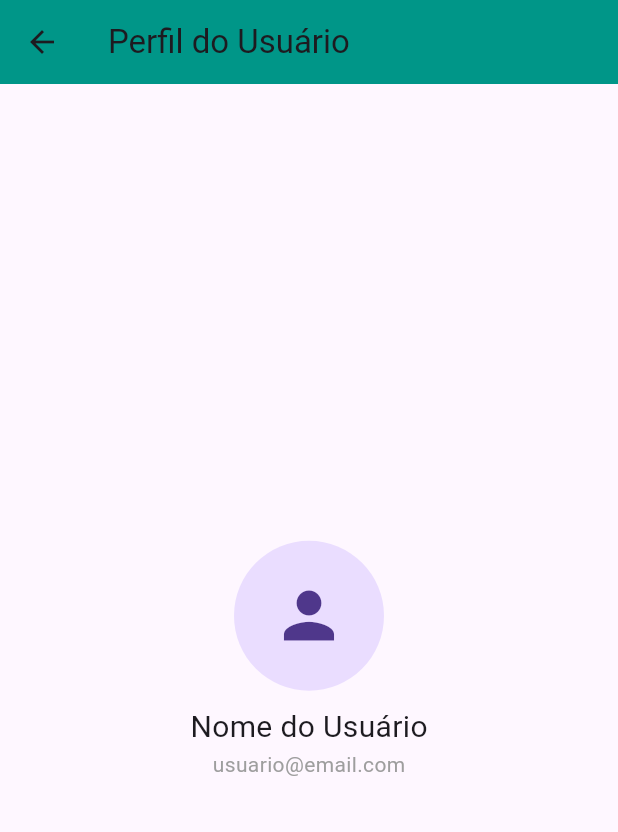
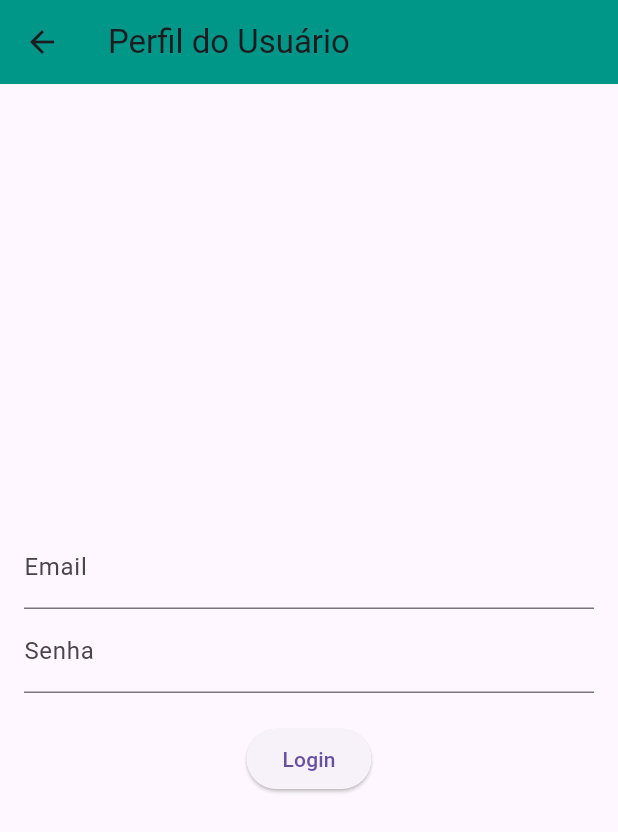
Before and after one commit to GabrielViniciusLCM/PerdiMeuPet, a Flutter app: the screen it shows after launch, after a tap on the "person" icon, on a phone screen of 412 x 824 dp. Shown: the top 832 px of the screen. Run offline on Flutter 3.47's test engine with Material 3 defaults, Android fonts, the phone set to English and light mode, and no system bars; accounts and stored records are empty; network calls fail.

Commit message:
feat: adicionado login usuario mockado

```diff
--- a/perdi_meu_pet/lib/main.dart
+++ b/perdi_meu_pet/lib/main.dart
@@ -2,10 +2,17 @@ import 'package:flutter/material.dart';
 import 'package:perdi_meu_pet/models/Post.dart';
 import 'package:perdi_meu_pet/widgets/PostWidget.dart';
 import 'package:perdi_meu_pet/screens/HomeScreen.dart';
+import 'package:provider/provider.dart';
+import 'usuario_provider.dart';
 // import './tabs/ProfileTab.dart';
 
 void main() {
-  runApp(FindMyPetApp());
+  runApp(
+    ChangeNotifierProvider(
+      create: (context) => UsuarioProvider(),
+      child: FindMyPetApp(),
+    ),
+  );
 }
 
 class FindMyPetApp extends StatelessWidget {
--- a/perdi_meu_pet/lib/models/Usuario.dart
+++ b/perdi_meu_pet/lib/models/Usuario.dart
@@ -4,10 +4,12 @@ class Usuario {
     required this.nome,
     required this.email,
     required this.telefone,
+    required this.senha, // Adicionando o campo senha
   });
 
   final String id;
   final String nome;
   final String email;
   final String telefone;
+  final String senha; // Campo para armazenar a senha
 }
--- a/perdi_meu_pet/lib/screens/HomeScreen.dart
+++ b/perdi_meu_pet/lib/screens/HomeScreen.dart
@@ -1,6 +1,9 @@
 import 'package:flutter/material.dart';
 import 'package:perdi_meu_pet/widgets/PostWidget.dart';
 import 'package:perdi_meu_pet/models/Post.dart';
+import 'package:perdi_meu_pet/models/Usuario.dart';
+import 'package:provider/provider.dart';
+import 'package:perdi_meu_pet/usuario_provider.dart';
 
 // Mock de dados
 final List<Post> mockPosts = [
@@ -33,6 +36,8 @@ final List<Post> mockPosts = [
 class HomeScreen extends StatelessWidget {
   @override
   Widget build(BuildContext context) {
+    final usuarioProvider = Provider.of<UsuarioProvider>(context);
+
     return DefaultTabController(
       length: 3,
       child: Scaffold(
@@ -43,7 +48,6 @@ class HomeScreen extends StatelessWidget {
             IconButton(
               icon: Icon(Icons.person, color: Colors.white),
               onPressed: () {
-                // Show profile
                 Navigator.push(
                   context,
                   MaterialPageRoute(
@@ -58,7 +62,11 @@ class HomeScreen extends StatelessWidget {
           children: <Widget>[
             Expanded(
               child: TabBarView(
-                children: [FeedTab(), AddPostTab(), FavoritesTab()],
+                children: [
+                  FeedTab(),
+                  usuarioProvider.isLoggedIn ? AddPostTab() : Center(child: Text('Faça login para adicionar um post.')),
+                  usuarioProvider.isLoggedIn ? FavoritesTab() : Center(child: Text('Faça login para ver favoritos.')),
+                ],
               ),
             ),
             Container(
@@ -129,15 +137,55 @@ class AddPostTab extends StatelessWidget {
 }
 
 class ProfileTab extends StatelessWidget {
+  final TextEditingController emailController = TextEditingController();
+  final TextEditingController senhaController = TextEditingController();
+
   @override
   Widget build(BuildContext context) {
+    final usuarioProvider = Provider.of<UsuarioProvider>(context);
+
     return Scaffold(
       appBar: AppBar(
         title: Text('Perfil do Usuário'),
         backgroundColor: Colors.teal,
       ),
       body: Center(
+        child: usuarioProvider.isLoggedIn ? _buildUserProfile(usuarioProvider) : _buildLoginForm(usuarioProvider),
+      ),
+    );
+  }
+
+  Widget _buildLoginForm(UsuarioProvider usuarioProvider) {
+    return Padding(
+      padding: const EdgeInsets.all(16.0),
       child: Column(
+        mainAxisAlignment: MainAxisAlignment.center,
+        children: [
+          TextField(
+            controller: emailController,
+            decoration: InputDecoration(labelText: 'Email'),
+          ),
+          TextField(
+            controller: senhaController,
+            decoration: InputDecoration(labelText: 'Senha'),
+            obscureText: true,
+          ),
+          SizedBox(height: 20),
+          ElevatedButton(
+            onPressed: () {
+              usuarioProvider.login(emailController.text, senhaController.text);
+            },
+            child: Text('Login'),
+          ),
+        ],
+      ),
+    );
+  }
+
+  Widget _buildUserProfile(UsuarioProvider usuarioProvider) {
+    Usuario usuario = usuarioProvider.usuario!; // Obter usuário
+
+    return Column(
       mainAxisAlignment: MainAxisAlignment.center,
       children: [
         CircleAvatar(
@@ -145,11 +193,20 @@ class ProfileTab extends StatelessWidget {
           child: Icon(Icons.person, size: 50),
         ),
         SizedBox(height: 10),
-            Text('Nome do Usuário', style: TextStyle(fontSize: 20)),
-            Text('usuario@email.com', style: TextStyle(color: Colors.grey)),
-          ],
+        Text(usuario.nome, style: TextStyle(fontSize: 20)),
+        Text(usuario.email, style: TextStyle(color: Colors.grey)),
+        SizedBox(height: 20),
+        ElevatedButton(
+          onPressed: () {
+            usuarioProvider.logout(); // Chama o método de logout
+             // Volta para a tela anterior
+          },
+          child: Text('Sair'),
+          style: ElevatedButton.styleFrom(
+            backgroundColor: Colors.red, // Cor do botão
           ),
         ),
+      ],
     );
   }
 }
--- /dev/null
+++ b/perdi_meu_pet/lib/usuario_provider.dart
@@ -0,0 +1,39 @@
+import 'package:flutter/material.dart';
+import 'models/Usuario.dart';
+
+class UsuarioProvider with ChangeNotifier {
+  Usuario? _usuario;
+
+  // Lista de usuários mockados com senhas
+  final List<Usuario> _usuariosMockados = [
+    Usuario(id: '1', nome: 'Nome do Usuário 1', email: 'usuario1@email.com', telefone: '123456789', senha: 'senha1'),
+    Usuario(id: '2', nome: 'Nome do Usuário 2', email: 'usuario2@email.com', telefone: '987654321', senha: 'senha2'),
+    // Adicione mais usuários conforme necessário
+  ];
+
+  Usuario? get usuario => _usuario;
+
+  void login(String email, String senha) {
+    // Verifica se o email está na lista de usuários mockados
+    final usuarioMockado = _usuariosMockados.firstWhere(
+      (usuario) => usuario.email == email,
+      orElse: () => Usuario(id: '', nome: '', email: '', telefone: '', senha: ''),
+    );
+
+    // Verifica se a senha corresponde
+    if (usuarioMockado.senha == senha) {
+      _usuario = usuarioMockado;
+      notifyListeners();
+    } else {
+      // Aqui você pode adicionar lógica para tratar falhas de login
+      print('Login falhou: usuário não encontrado ou senha incorreta.');
+    }
+  }
+
+  void logout() {
+    _usuario = null;
+    notifyListeners();
+  }
+
+  bool get isLoggedIn => _usuario != null;
+}
--- a/perdi_meu_pet/pubspec.yaml
+++ b/perdi_meu_pet/pubspec.yaml
@@ -35,6 +35,7 @@ dependencies:
   # The following adds the Cupertino Icons font to your application.
   # Use with the CupertinoIcons class for iOS style icons.
   cupertino_icons: ^1.0.8
+  provider: ^6.0.0
 
 dev_dependencies:
   flutter_test:
```
Also changed, not shown: perdi_meu_pet/pubspec.lock. Lines whose indentation alone changed are shown as unchanged.
